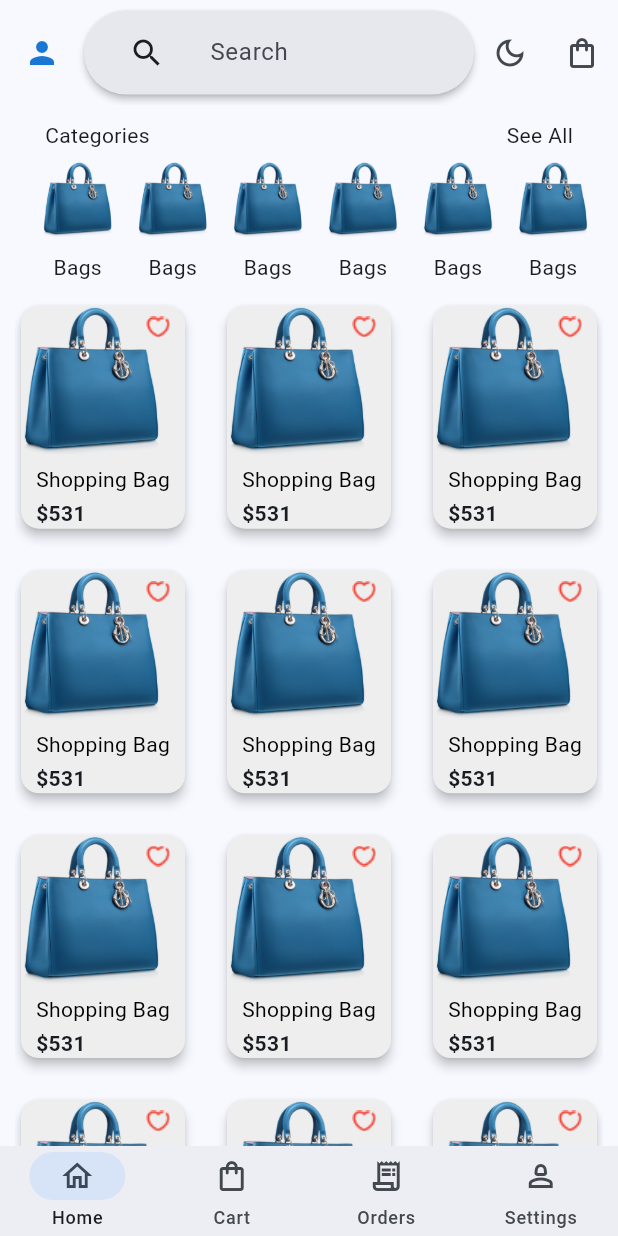
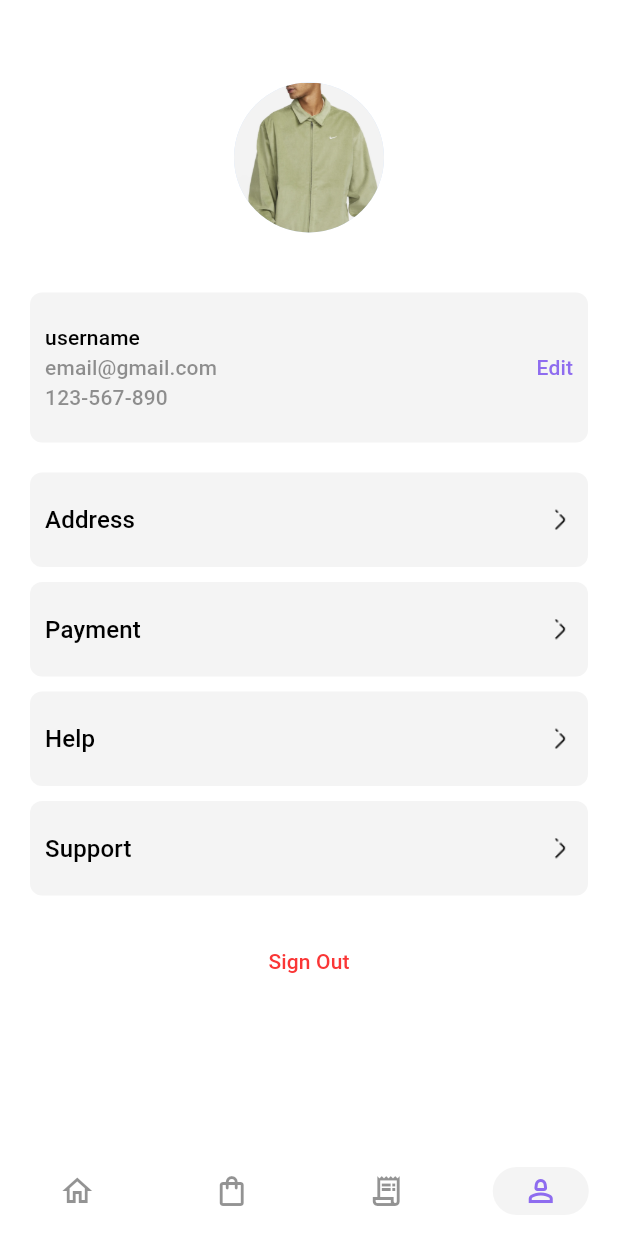
Before and after one commit to abdumo1993/ecommerce_app, a Flutter app: the screen it shows after launch, after a tap on the "person" icon, on a phone screen of 412 x 824 dp. Run offline on Flutter 3.47's test engine with Material 3 defaults, Android fonts, the phone set to English and light mode, and no system bars; our stand-ins replace get.

Commit message:
home page updates and settings page initials

```diff
--- a/ecommerce_app/lib/pages/home/components/categories.dart
+++ b/ecommerce_app/lib/pages/home/components/categories.dart
@@ -1,6 +1,9 @@
+import 'package:ecommerce_app/pages/home/components/categories_page.dart';
 import 'package:flutter/cupertino.dart';
 import 'package:flutter/material.dart';
 import 'package:flutter/widgets.dart';
+
+import 'selected_category_page.dart';
 
 class Categories extends StatelessWidget {
   const Categories({super.key});
@@ -14,11 +17,26 @@ class Categories extends StatelessWidget {
           child: Row(
             mainAxisAlignment: MainAxisAlignment.spaceBetween,
             children: [
-              Text("Categories"),
-              GestureDetector(onTap: (){}, child: Text("See All")),
+              Text(
+                "Categories",
+                style:
+                    TextStyle(color: Theme.of(context).colorScheme.onPrimary,fontWeight: FontWeight.bold),
+              ),
+              GestureDetector(
+                  onTap: () => Navigator.push(
+                      context,
+                      MaterialPageRoute(
+                          builder: (context) => CategoriesPage())),
+                  child: Text(
+                    "See All",
+                    style: TextStyle(
+                        color: Theme.of(context).colorScheme.onPrimary,
+                        fontWeight: FontWeight.w500),
+                  )),
             ],
           ),
         ),
+        SizedBox(height: 5,),
         Padding(
           padding: const EdgeInsets.symmetric(horizontal: 20),
           child: SizedBox(
@@ -31,13 +49,26 @@ class Categories extends StatelessWidget {
                   return Column(
                     children: [
                       IconButton(
-                        onPressed: () {},
+                        onPressed: () => Navigator.push(
+                      context,
+                      MaterialPageRoute(
+                          builder: (context) => SelectedCategoryPage())),
                         icon: Image.asset(
                           "lib/assets/images/bag_1.png",
-                          fit: BoxFit.contain,scale: 5,
+                          fit: BoxFit.contain,
+                          scale: 5,
                         ),
                       ),
-                      GestureDetector(onTap: () {} ,child: Text("Bags"))
+                      GestureDetector(
+                          onTap: () => Navigator.push(
+                      context,
+                      MaterialPageRoute(
+                          builder: (context) => SelectedCategoryPage())),
+                          child: Text(
+                            "Bags",
+                            style: TextStyle(
+                                color: Theme.of(context).colorScheme.onPrimary),
+                          ))
                     ],
                   );
                 }),
--- a/ecommerce_app/lib/pages/home/components/searching_bar.dart
+++ b/ecommerce_app/lib/pages/home/components/searching_bar.dart
@@ -12,11 +12,13 @@ class SearchingBar extends StatelessWidget {
     //   child: SizedBox(
     //       child:
            SearchBar(
+            textStyle: MaterialStatePropertyAll(TextStyle(color: Theme.of(context).colorScheme.onPrimary)),
+            backgroundColor: MaterialStatePropertyAll(Theme.of(context).colorScheme.secondary) ,
             onSubmitted: (value) => Navigator.push(context, MaterialPageRoute(builder: (context)=> SearchPage(keyWord: value,))),
             padding: const MaterialStatePropertyAll(
               EdgeInsets.only(left: 30,right: 10),
             ),
-            leading: const Icon(Icons.search_outlined),
+            leading: Icon(Icons.search_outlined),
             hintText: "Search",
             elevation:const MaterialStatePropertyAll(2),
     );
--- a/ecommerce_app/lib/pages/home/home.dart
+++ b/ecommerce_app/lib/pages/home/home.dart
@@ -1,3 +1,4 @@
+import 'package:ecommerce_app/pages/settings/settings_page.dart';
 import 'package:flutter/material.dart';
 
 import 'components/body.dart';
@@ -11,24 +12,29 @@ class HomePage extends StatelessWidget {
   @override
   Widget build(BuildContext context) {
     return Scaffold(
+      backgroundColor: Theme.of(context).colorScheme.primary,
       appBar: AppBar(
+        foregroundColor:Theme.of(context).colorScheme.onPrimary,
+        backgroundColor: Theme.of(context).colorScheme.primary,
         toolbarHeight: 70,
         leading: IconButton(
-            onPressed: () {},
+            onPressed: () => Navigator.push(
+                      context,
+                      MaterialPageRoute(
+                          builder: (context) => SettingsPage())),
             icon: Icon(
               Icons.person,
-              color: Theme.of(context).primaryColorDark,
             )),
-            title: SearchingBar(),
-            titleSpacing: 0,
-            // leadingWidth: 40,
+        title: SearchingBar(),
+        titleSpacing: 0,
+        // leadingWidth: 40,
         actions: [
           IconButton(onPressed: () {}, icon: Icon(Icons.dark_mode_outlined)),
           IconButton(onPressed: () {}, icon: Icon(Icons.shopping_bag_outlined)),
         ],
       ),
       body: Body(),
-      bottomNavigationBar: NavBar(),
+      bottomNavigationBar: NavBar(pageNumber: 0,),
     );
   }
 }
--- /dev/null
+++ b/ecommerce_app/lib/pages/settings/body.dart
@@ -0,0 +1,150 @@
+import 'package:flutter/material.dart';
+
+import 'address_page.dart';
+
+class Body extends StatelessWidget {
+  const Body({
+    super.key,
+  });
+
+  @override
+  Widget build(BuildContext context) {
+    return SingleChildScrollView(
+      child: Column(
+        children: [
+          SizedBox(height: 55),
+          CircleAvatar(
+            backgroundImage: AssetImage("lib/assets/images/Rectangle 9.png"),
+            radius: 50,
+          ),
+          SizedBox(height: 35),
+          CustomTextBtn(
+            leading: Column(
+              crossAxisAlignment: CrossAxisAlignment.start,
+              children: [
+                Text(
+                  "username",
+                  style: TextStyle(
+                    color: Theme.of(context).colorScheme.onPrimary,
+                  ),
+                ),
+                Text(
+                  "email@gmail.com",
+                  style: TextStyle(
+                    color: Theme.of(context).colorScheme.onSecondary,
+                  ),
+                ),
+                Text(
+                  "123-567-890",
+                  style: TextStyle(
+                    color: Theme.of(context).colorScheme.onSecondary,
+                  ),
+                ),
+              ],
+            ),
+            trailing: Text(
+                  "Edit",
+                  style: TextStyle(
+                    color: Theme.of(context).colorScheme.tertiary,
+                  ),
+                ),
+          ),
+          SizedBox(height: 10),
+          CustomTextBtn(
+            title: "Address",
+            trailing: ImageIcon(
+                        color: Theme.of(context).colorScheme.onPrimary,
+                        AssetImage(
+                          "lib/assets/images/arrowright2.png",
+                        ),
+                      ),
+            press: () => Navigator.push(
+                      context,
+                      MaterialPageRoute(
+                          builder: (context) => AddressPage())),),
+          CustomTextBtn(
+            title: "Payment",
+            trailing: ImageIcon(
+                        color: Theme.of(context).colorScheme.onPrimary,
+                        AssetImage(
+                          "lib/assets/images/arrowright2.png",
+                        ),
+                      ),
+          ),
+          CustomTextBtn(
+            title: "Help",
+            trailing: ImageIcon(
+                        color: Theme.of(context).colorScheme.onPrimary,
+                        AssetImage(
+                          "lib/assets/images/arrowright2.png",
+                        ),
+                      ),
+          ),
+          CustomTextBtn(
+            title: "Support",
+            trailing: ImageIcon(
+                        color: Theme.of(context).colorScheme.onPrimary,
+                        AssetImage(
+                          "lib/assets/images/arrowright2.png",
+                        ),
+                      ),
+          ),
+          SizedBox(
+            height: 15,
+          ),
+          TextButton(
+              onPressed: () {},
+              child: Text(
+                "Sign Out",
+                style: TextStyle(color: Color(0xFFFA3636)),
+              ))
+        ],
+      ),
+    );
+  }
+}
+
+class CustomTextBtn extends StatelessWidget {
+  CustomTextBtn({
+    super.key,
+    this.title,
+    this.leading,
+    this.trailing,
+    this.press
+  });
+  String? title;
+  Widget? leading;
+  Widget? trailing;
+  VoidCallback? press;
+  @override
+  Widget build(BuildContext context) {
+    return Padding(
+      padding: const EdgeInsets.symmetric(horizontal: 20, vertical: 5),
+      child: TextButton(
+        style: ButtonStyle(
+            padding: MaterialStatePropertyAll(
+                EdgeInsets.symmetric(horizontal: 10, vertical: 20)),
+            backgroundColor: MaterialStatePropertyAll(
+                Theme.of(context).colorScheme.secondary),
+            shape: MaterialStatePropertyAll(RoundedRectangleBorder(
+                borderRadius: BorderRadius.circular(8)))),
+        onPressed: press,
+        child: Row(
+          children: [
+            if (leading != null) leading!,
+            Text(
+              title ?? "",
+              style: TextStyle(
+                color: Theme.of(context).colorScheme.onPrimary,
+                // fontWeight: FontWeight.bold,
+                fontSize: 16,
+              ),
+            ),
+            Spacer(),
+            if (trailing != null) trailing!,
+          ],
+        ),
+      ),
+    );
+  }
+}
--- /dev/null
+++ b/ecommerce_app/lib/pages/settings/settings_page.dart
@@ -0,0 +1,17 @@
+import 'package:ecommerce_app/widgets/navbar.dart';
+import 'package:flutter/material.dart';
+
+import 'body.dart';
+
+class SettingsPage extends StatelessWidget {
+  const SettingsPage({super.key});
+
+  @override
+  Widget build(BuildContext context) {
+    return Scaffold(
+      backgroundColor: Theme.of(context).colorScheme.primary,
+      body: Body(),
+      bottomNavigationBar: NavBar(pageNumber: 3,),
+    );
+  }
+}
--- a/ecommerce_app/lib/widgets/item_card.dart
+++ b/ecommerce_app/lib/widgets/item_card.dart
@@ -19,7 +19,7 @@ class ItemCard extends StatelessWidget {
           alignment: Alignment(1.2, -1.2),
           children: [
             Card(
-              color: Colors.grey.shade200,
+              color: Theme.of(context).colorScheme.secondary,
               elevation: 3,
               child: Column(
                 crossAxisAlignment: CrossAxisAlignment.start,
@@ -35,7 +35,7 @@ class ItemCard extends StatelessWidget {
                         vertical: 10 / 4, horizontal: 10),
                     child: Text(
                       "Shopping Bag",
-                      style: TextStyle(color: Colors.black),
+                      style: TextStyle(color: Theme.of(context).colorScheme.onPrimary),
                       overflow: TextOverflow.ellipsis,
                     ),
                   ),
@@ -43,7 +43,8 @@ class ItemCard extends StatelessWidget {
                     padding: const EdgeInsets.symmetric(horizontal: 10),
                     child: Text(
                       "\$531",
-                      style: TextStyle(fontWeight: FontWeight.bold),
+                      style: TextStyle(fontWeight: FontWeight.bold,
+                      color: Theme.of(context).colorScheme.onPrimary),
                     ),
                   ),
                 ],
--- a/ecommerce_app/lib/widgets/navbar.dart
+++ b/ecommerce_app/lib/widgets/navbar.dart
@@ -1,30 +1,83 @@
+import 'package:ecommerce_app/pages/home/home.dart';
+import 'package:ecommerce_app/pages/settings/settings_page.dart';
 import 'package:flutter/material.dart';
 
 class NavBar extends StatefulWidget {
-  const NavBar({super.key});
-
+  NavBar({super.key, this.pageNumber});
+  int? pageNumber;
   @override
   State<NavBar> createState() => _NavBarState();
 }
 
 class _NavBarState extends State<NavBar> {
-  int _index = 0;
+  int _index = 0 ;
+
+  int? get pageNumber => widget.pageNumber;
+
+  @override
+  void initState() {
+    if(pageNumber != null){
+    _index += pageNumber! ;
+    }
+    super.initState();
+  }
+
+
+  void changePages(int? temp,int? index){
+    switch (index) {
+          case 0:
+            if (temp != index) {
+              Navigator.push(
+                  context, MaterialPageRoute(builder: (context) => HomePage()));
+            }
+
+          case 3:
+            if (temp != index) {
+              Navigator.push(
+                  context, MaterialPageRoute(builder: (context) => SettingsPage()));
+            }
+        }
+  }
   @override
   Widget build(BuildContext context) {
     return NavigationBar(
+      labelBehavior: NavigationDestinationLabelBehavior.alwaysHide,
+      indicatorColor: Theme.of(context).colorScheme.secondary,
+      backgroundColor: Theme.of(context).colorScheme.primary,
       selectedIndex: _index,
       height: 60,
       onDestinationSelected: (index) => setState(() {
-        _index = index;
+          int temp = _index;
+          _index = index;
+        changePages(temp, index);
+
+
       }),
       destinations: [
-        NavigationDestination(icon: Icon(Icons.home_outlined), label: "Home"),
         NavigationDestination(
-            icon: Icon(Icons.shopping_bag_outlined), label: "Cart"),
+            icon: Icon(Icons.home_outlined,
+                color: _index == 0
+                    ? Theme.of(context).colorScheme.tertiary
+                    : Theme.of(context).colorScheme.onSecondary),
+            label: "Home"),
         NavigationDestination(
-            icon: Icon(Icons.receipt_long_outlined), label: "Orders"),
+            icon: Icon(Icons.shopping_bag_outlined,
+                color: _index == 1
+                    ? Theme.of(context).colorScheme.tertiary
+                    : Theme.of(context).colorScheme.onSecondary),
+            label: "Cart"),
         NavigationDestination(
-            icon: Icon(Icons.person_2_outlined), label: "Settings"),
+            icon: Icon(Icons.receipt_long_outlined,
+                color: _index == 2
+                    ? Theme.of(context).colorScheme.tertiary
+                    : Theme.of(context).colorScheme.onSecondary),
+            label: "Orders"),
+        NavigationDestination(
+            icon: Icon(Icons.person_2_outlined,
+                color: _index == 3
+                    ? Theme.of(context).colorScheme.tertiary
+                    : Theme.of(context).colorScheme.onSecondary),
+            label: "Settings"),
       ],
     );
   }
```
Also changed, not shown: ecommerce_app/lib/pages/home/components/categories_page.dart (added, +96 -0 lines), ecommerce_app/lib/pages/home/components/selected_category_page.dart (added, +63 -0 lines), ecommerce_app/lib/pages/search/search_page.dart (+70 -23 lines), ecommerce_app/lib/pages/settings/address_page.dart (added, +82 -0 lines), ecommerce_app/lib/pages/settings/edit_address_page.dart (added, +102 -0 lines).
